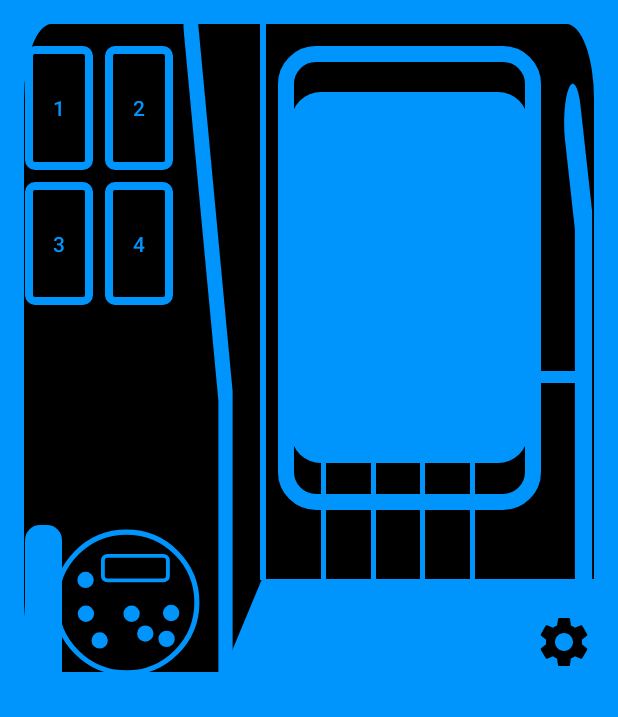
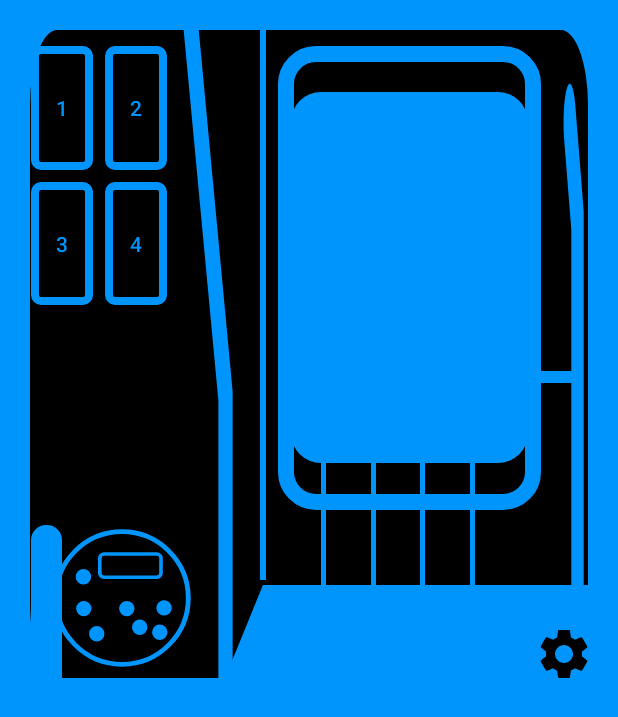
Before and after one commit to wiemerm/Noble, an Android app: the layout fragment_tacpad.xml on its own in the app's theme, with its tools: preview values and no code run, on a phone screen of 412 x 824 dp. Shown: the top 717 px of the screen. Run offline under Robolectric (Android 15) with nearby library versions, the phone set to English and light mode, and no system bars.

Commit message:
Make view changes to look better on Pixel 4

```diff
--- a/Noble-Android/src/main/res/layout/fragment_tacpad.xml
+++ b/Noble-Android/src/main/res/layout/fragment_tacpad.xml
@@ -1,7 +1,6 @@
 <?xml version="1.0" encoding="utf-8"?>
 <androidx.constraintlayout.widget.ConstraintLayout xmlns:android="http://schemas.android.com/apk/res/android"
     xmlns:app="http://schemas.android.com/apk/res-auto"
-    xmlns:tools="http://schemas.android.com/tools"
     android:id="@+id/main_layout"
     android:layout_width="match_parent"
     android:layout_height="match_parent"
@@ -11,7 +10,7 @@
         android:id="@+id/background_image"
         android:layout_width="match_parent"
         android:layout_height="wrap_content"
-        android:padding="16dp"
+        android:padding="20dp"
         android:scaleType="fitXY"
         android:src="@drawable/background"
         app:layout_constraintLeft_toLeftOf="parent"
@@ -27,7 +26,7 @@
         app:layout_constraintHeight_percent="0.1"
         app:layout_constraintLeft_toLeftOf="@id/left_guideline"
         app:layout_constraintTop_toTopOf="@id/display_top_guideline"
-        app:layout_constraintWidth_percent="0.11" />
+        app:layout_constraintWidth_percent="0.1" />
 
     <Button
         android:id="@+id/top_right_button"
@@ -40,7 +39,7 @@
         app:layout_constraintHeight_percent="0.1"
         app:layout_constraintLeft_toRightOf="@id/top_left_button"
         app:layout_constraintTop_toTopOf="@id/top_left_button"
-        app:layout_constraintWidth_percent="0.11" />
+        app:layout_constraintWidth_percent="0.1" />
 
     <Button
         android:id="@+id/bottom_left_button"
@@ -53,7 +52,7 @@
         app:layout_constraintHeight_percent="0.1"
         app:layout_constraintLeft_toLeftOf="@id/left_guideline"
         app:layout_constraintTop_toBottomOf="@id/top_left_button"
-        app:layout_constraintWidth_percent="0.11" />
+        app:layout_constraintWidth_percent="0.1" />
 
     <Button
         android:id="@+id/bottom_right_button"
@@ -66,7 +65,7 @@
         app:layout_constraintHeight_percent="0.1"
         app:layout_constraintLeft_toRightOf="@id/top_left_button"
         app:layout_constraintTop_toTopOf="@id/bottom_left_button"
-        app:layout_constraintWidth_percent="0.11" />
+        app:layout_constraintWidth_percent="0.1" />
 
     <ImageView
         android:id="@+id/dial_rect"
@@ -76,7 +75,7 @@
         app:layout_constraintHeight_percent="0.2"
         app:layout_constraintLeft_toLeftOf="@id/top_left_button"
         app:layout_constraintTop_toTopOf="@id/dial_top_guideline"
-        app:layout_constraintWidth_percent="0.06" />
+        app:layout_constraintWidth_percent="0.05" />
 
     <ImageView
         android:layout_width="0dp"
@@ -86,7 +85,7 @@
         app:layout_constraintDimensionRatio="1:1"
         app:layout_constraintLeft_toLeftOf="@id/dial_left_guideline"
         app:layout_constraintTop_toTopOf="@+id/dial_top_guideline"
-        app:layout_constraintWidth_percent="0.25" />
+        app:layout_constraintWidth_percent="0.235" />
 
     <include layout="@layout/slits_layout" />
 
@@ -125,7 +124,7 @@
         android:layout_width="wrap_content"
         android:layout_height="wrap_content"
         android:orientation="vertical"
-        app:layout_constraintGuide_percent="0.04" />
+        app:layout_constraintGuide_percent="0.05" />
 
     <androidx.constraintlayout.widget.Guideline
         android:id="@+id/dial_left_guideline"
--- a/Noble-Android/src/main/res/layout/sliders_layout.xml
+++ b/Noble-Android/src/main/res/layout/sliders_layout.xml
@@ -12,7 +12,7 @@
         android:scaleType="fitXY"
         app:layout_constraintBottom_toBottomOf="@id/top_eighty_percent_guideline"
         app:layout_constraintLeft_toLeftOf="@id/left_rectangular_slit_guideline"
-        app:layout_constraintWidth_percent="0.545"
+        app:layout_constraintWidth_percent="0.54"
         app:layout_constraintHeight_percent="0.225"/>
 
     <ImageView
--- a/Noble-Android/src/main/res/layout/slits_layout.xml
+++ b/Noble-Android/src/main/res/layout/slits_layout.xml
@@ -33,6 +33,7 @@
         app:layout_constraintHeight_percent="0.76"
         app:layout_constraintWidth_percent="0.07"
         android:paddingTop="8dp"
+        android:paddingRight="8dp"
         app:layout_constraintTop_toTopOf="@id/top_five_percent_guideline"
         app:layout_constraintLeft_toLeftOf="@id/left_ninety_percent_guideline"/>
 
```
